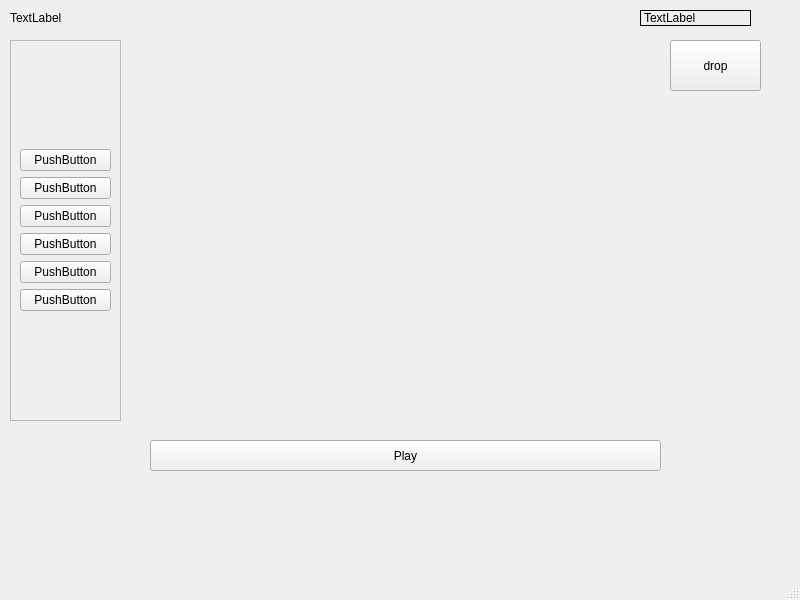
Before: the Qt Designer form MainWindow.ui in LTY0YZL/Bridge-Simulator, drawn with Qt 5.
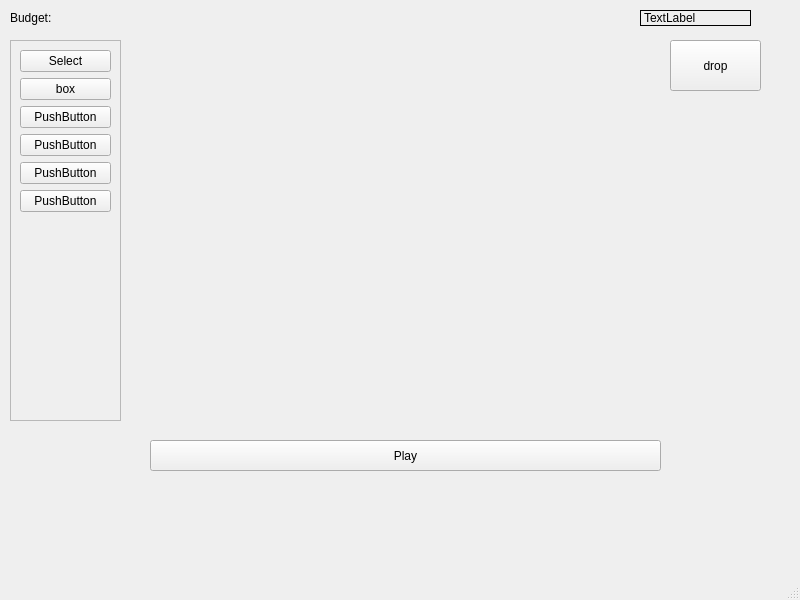
After: the same form once the commit is applied.

```diff
--- a/MainWindow.ui
+++ b/MainWindow.ui
@@ -81,14 +81,14 @@
         <item>
          <widget class="QPushButton" name="pushButton_2">
           <property name="text">
-           <string>PushButton</string>
+           <string>Select</string>
           </property>
          </widget>
         </item>
         <item>
          <widget class="QPushButton" name="pushButton_3">
           <property name="text">
-           <string>PushButton</string>
+           <string>box</string>
           </property>
          </widget>
         </item>
@@ -120,6 +120,19 @@
           </property>
          </widget>
         </item>
+        <item>
+         <spacer name="verticalSpacer">
+          <property name="orientation">
+           <enum>Qt::Orientation::Vertical</enum>
+          </property>
+          <property name="sizeHint" stdset="0">
+           <size>
+            <width>20</width>
+            <height>40</height>
+           </size>
+          </property>
+         </spacer>
+        </item>
        </layout>
       </item>
      </layout>
@@ -135,7 +148,7 @@
      </rect>
     </property>
     <property name="text">
-     <string>TextLabel</string>
+     <string>Budget:</string>
     </property>
    </widget>
    <widget class="QPushButton" name="playButton">
```
Left out of the diff: 4 changed lines with no effect on the pictures.
